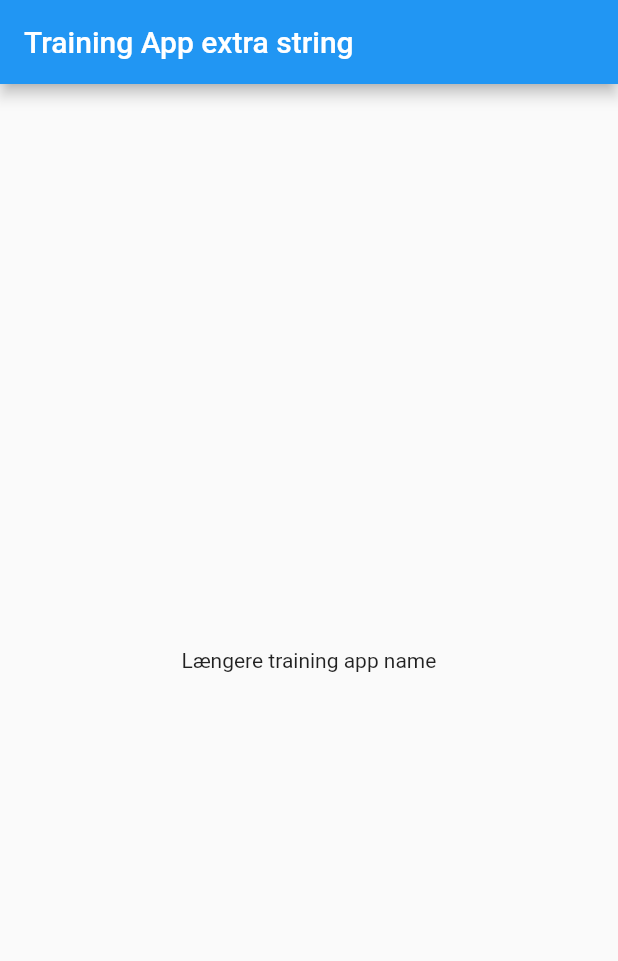
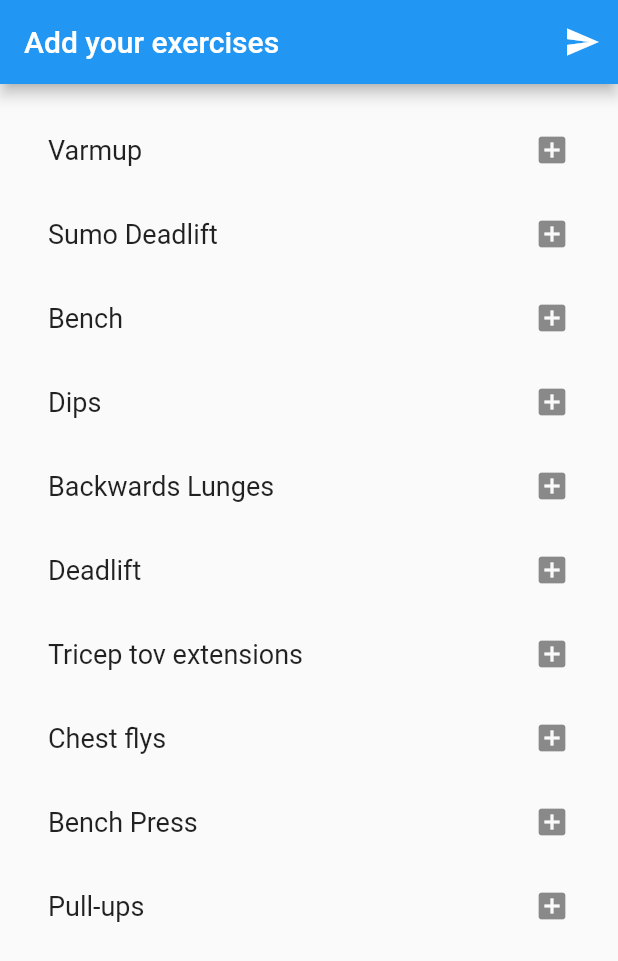
Before and after one commit to gitkshn/glb_flutter, a Flutter app: the screen it shows after launch, on a phone screen of 412 x 824 dp. Shown: the top 961 px of the screen. Run offline on Flutter 3.47's test engine with Material 2 defaults, Android fonts, the light colour scheme and no system bars.

Commit message:
add exercises for training session finished
Could use a search bar. The training list is hardcoded. there are 10 or so. It needs to read from a file instead or use a database.

```diff
--- a/lib/main.dart
+++ b/lib/main.dart
@@ -1,10 +1,13 @@
 import 'package:flutter/material.dart';
 import 'package:flutter_localizations/flutter_localizations.dart';
+import 'package:training_app/training_utility/exercise.dart';
+import 'package:training_app/training_utility/exerciseList.dart';
 import 'localization/localization.dart';
 
 void main() => runApp(MyApp());
 
 class MyApp extends StatelessWidget {
+
   // This widget is the root of your application.
   @override
   Widget build(BuildContext context) {
@@ -20,6 +23,7 @@ class MyApp extends StatelessWidget {
         const Locale('dk', ''),
       ],
       theme: ThemeData(
+        primaryColor: Colors.blueAccent[300],
       ),
       home: MyHomePage(),
     );
@@ -36,6 +40,45 @@ class MyHomePage extends StatefulWidget {
 }
 
 class _MyHomePageState extends State<MyHomePage> {
+  void _pushSaved() {
+    Navigator.of(context).push(
+      MaterialPageRoute<void>(
+        builder: (BuildContext context) {
+          final Iterable<ListTile> tiles = _saved.map(
+            (Exercise exercise) {
+              return ListTile(
+                title: Text(
+                  exercise.name,
+                  style: _biggerFont,
+                ),
+              );
+            },
+          );
+          final List<Widget> divided = ListTile
+            .divideTiles(
+              context: context,
+              tiles: tiles,
+            )
+            .toList();
+
+            return Scaffold(
+            appBar: AppBar(
+              title: Text('Chosen Exercises ' + DateTime.now().day.toString() +'/'
+              + DateTime.now().month.toString()),
+
+            ),
+            body: ListView(children: divided),
+          );
+        },
+      ),
+    );
+  }
+  static ExerciseList exerciseList = new ExerciseList();
+  final List<Exercise> _suggestions = exerciseList.getExercises();
+  final Set<Exercise> _saved = Set<Exercise>();
+  final TextStyle _biggerFont = const TextStyle(fontSize: 18);
+
+
 
   void _addNewExercise() {
     setState(() {
@@ -48,27 +91,49 @@ class _MyHomePageState extends State<MyHomePage> {
     });
   }
 
+   Widget _buildSuggestions() {
+    return ListView.builder(
+      padding: const EdgeInsets.all(16),
+      itemCount: _suggestions.length,
+      itemBuilder: (BuildContext _context, int i) {
+
+        return _buildRow(_suggestions[i]);
+      }
+    );
+  }
+  Widget _buildRow(Exercise exercise) {
+    final bool alreadySaved = _saved.contains(exercise);
+    return ListTile(
+      title: Text(
+        exercise.name,
+        style: _biggerFont,
+      ),
+      trailing: Icon(
+        alreadySaved ? Icons.add_box : Icons.add_box,
+        color: alreadySaved ? Colors.red : null,
+      ),
+      onTap: () {
+        setState(() {
+          if (alreadySaved) {
+            _saved.remove(exercise);
+          } else {
+            _saved.add(exercise);
+          }
+        });
+      },
+    );
+  }
+
+
   @override
   Widget build(BuildContext context) {
-
-    return Scaffold(
-      appBar: AppBar(
-
-        title: Text(AppLocalizations.of(context).appBarTitle + ' extra string'),
-      ),
-      body: Center(
-        // Center is a layout widget. It takes a single child and positions it
-        // in the middle of the parent.
-        child: Text(AppLocalizations.of(context).testTitle),
-        //child: Text(AppLocalizations.getLocale(context)),
-      ),
-      /*
-      floatingActionButton: FloatingActionButton(
-        onPressed: _addNewExercise(),
-        tooltip: 'Add ',
-        child: Icon(Icons.add),
-      ),
-      */ // This trailing comma makes auto-formatting nicer for build methods.
+    return Scaffold (appBar: AppBar(
+      title: Text('Add your exercises'),
+      actions: <Widget>[
+        IconButton(icon: Icon(Icons.send), onPressed: _pushSaved),
+      ],
+    ),
+    body: _buildSuggestions(),
     );
   }
 }
--- /dev/null
+++ b/lib/training_utility/allExercisesList.txt
@@ -0,0 +1 @@
+Deadlift
--- /dev/null
+++ b/lib/training_utility/exercise.dart
@@ -0,0 +1,9 @@
+class Exercise {
+  final String name;
+
+  Exercise({
+    this.name,
+  });
+
+
+}
--- /dev/null
+++ b/lib/training_utility/exerciseList.dart
@@ -0,0 +1,32 @@
+
+
+import 'dart:convert';
+import 'dart:io';
+import 'dart:async';
+import 'package:training_app/training_utility/exercise.dart';
+
+class ExerciseList {
+  //skal gøre private så du initter først og returnere listen via en get function
+  List<Exercise> _exerciseList = new List<Exercise>();
+
+  ExerciseList() {
+    _initExerciseList();
+  }
+
+  void _initExerciseList() {
+    _exerciseList.add(new Exercise(name: 'Varmup'));
+    _exerciseList.add(new Exercise(name: 'Sumo Deadlift'));
+    _exerciseList.add(new Exercise(name: 'Bench'));
+    _exerciseList.add(new Exercise(name: 'Dips'));
+    _exerciseList.add(new Exercise(name: 'Backwards Lunges'));
+    _exerciseList.add(new Exercise(name: 'Deadlift'));
+    _exerciseList.add(new Exercise(name: 'Tricep tov extensions'));
+    _exerciseList.add(new Exercise(name: 'Chest flys'));
+    _exerciseList.add(new Exercise(name: 'Bench Press'));
+    _exerciseList.add(new Exercise(name: 'Pull-ups'));
+  }
+
+  List<Exercise> getExercises() {
+    return _exerciseList;
+  }
+}
```
Also changed, not shown: lib/read-and-write-files.dart (added, +17 -0 lines), 1 other file.
